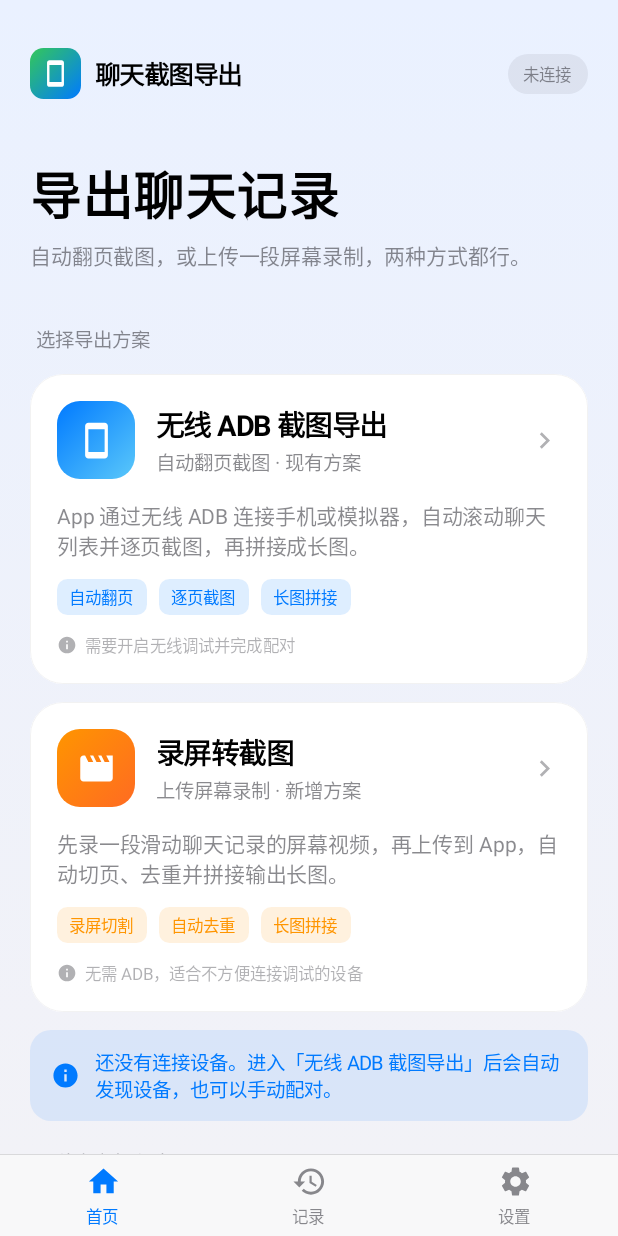
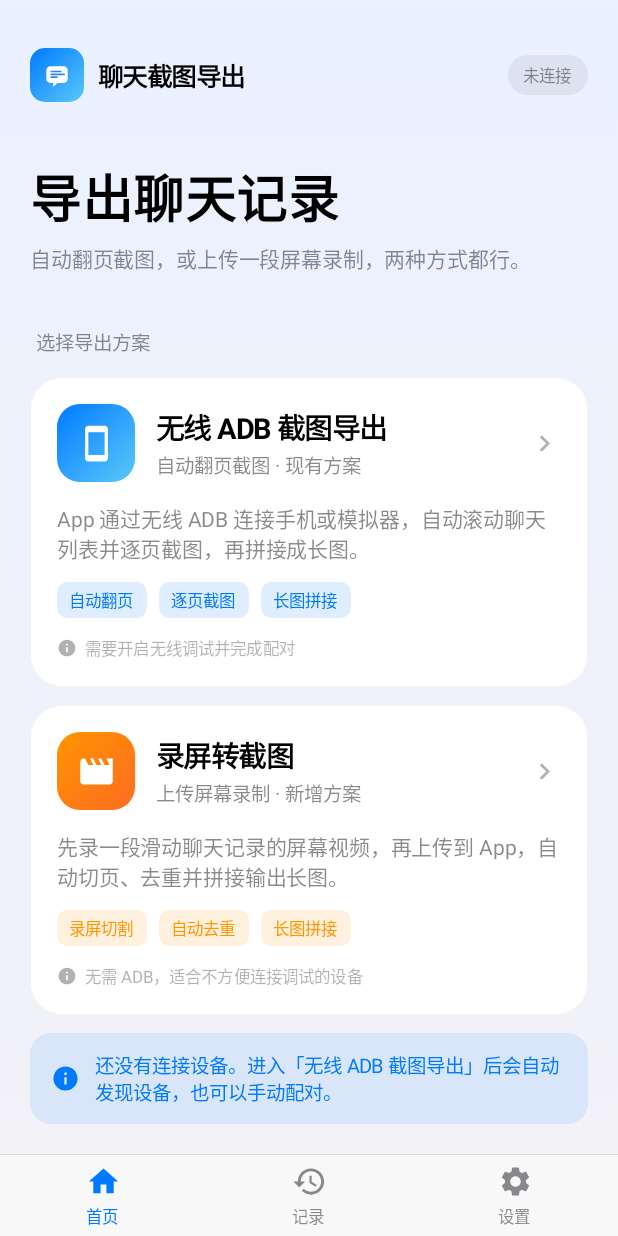
Before and after one commit to yueqiwu/wechat-shots, an Android app built with Jetpack Compose: the screen it shows after launch (MainActivity), on a phone screen of 412 x 824 dp. Run offline under Robolectric (Android 15) with nearby library versions, the phone set to English and light mode, and no system bars; libraries missing offline, so code that uses them is left out: io.github.muntashirakon.adb.

Commit message:
fix: 修复真机无线 ADB 配对端口识别（v1.1.1）
- 配对弹窗端口与无线调试主页连接端口分开识别，修复一加等机型把连接端口当配对端口导致的配对超时
- 配对成功后优先使用截图识别到的连接端口直连，减少对 mDNS 的依赖
- 重绘 iOS 风格应用图标（蓝青渐变 + 对话气泡）与应用内品牌标识
- 新增真机截图回归测试 PairingCodeParserRealScreenshotTest，单测 58 项全通过
- 官网与 version.json 更新到 1.1.1（versionCode 4）

```diff
--- a/wechat-shots-android/app/build.gradle.kts
+++ b/wechat-shots-android/app/build.gradle.kts
@@ -23,8 +23,8 @@ android {
         applicationId = "com.dsh.wechatshot"
         minSdk = 30
         targetSdk = 37
-        versionCode = 3
-        versionName = "1.1.0"
+        versionCode = 4
+        versionName = "1.1.1"
     }
 
     signingConfigs {
--- a/wechat-shots-android/app/src/main/java/com/dsh/wechatshot/ui/HomeScreen.kt
+++ b/wechat-shots-android/app/src/main/java/com/dsh/wechatshot/ui/HomeScreen.kt
@@ -1,5 +1,6 @@
 package com.dsh.wechatshot.ui
 
+import androidx.compose.foundation.Image
 import androidx.compose.foundation.background
 import androidx.compose.foundation.layout.Arrangement
 import androidx.compose.foundation.layout.Box
@@ -20,10 +21,12 @@ import androidx.compose.material.icons.filled.Smartphone
 import androidx.compose.material3.Icon
 import androidx.compose.material3.Text
 import androidx.compose.runtime.Composable
+import com.dsh.wechatshot.R
 import androidx.compose.ui.Alignment
 import androidx.compose.ui.Modifier
 import androidx.compose.ui.draw.clip
 import androidx.compose.ui.graphics.Brush
+import androidx.compose.ui.res.painterResource
 import androidx.compose.ui.unit.dp
 
 /** 首页：顶部品牌 + 大标题 + 两张方案卡片 + 选择说明。 */
@@ -43,16 +46,15 @@ fun HomeScreen(
         Row(verticalAlignment = Alignment.CenterVertically) {
             Box(
                 modifier = Modifier
-                    .size(34.dp)
-                    .clip(RoundedCornerShape(9.dp))
-                    .background(Brush.linearGradient(listOf(colors.green, colors.accent))),
+                    .size(36.dp)
+                    .clip(RoundedCornerShape(10.dp))
+                    .background(Brush.linearGradient(listOf(colors.accent, colors.accent2))),
                 contentAlignment = Alignment.Center,
             ) {
-                Icon(
-                    imageVector = Icons.Filled.Smartphone,
+                Image(
+                    painter = painterResource(R.drawable.ic_brand_mark),
                     contentDescription = null,
-                    tint = androidx.compose.ui.graphics.Color.White,
-                    modifier = Modifier.size(19.dp),
+                    modifier = Modifier.size(24.dp),
                 )
             }
             Spacer(modifier = Modifier.width(9.dp))
--- /dev/null
+++ b/wechat-shots-android/app/src/main/res/drawable/ic_brand_mark.xml
@@ -0,0 +1,20 @@
+<?xml version="1.0" encoding="utf-8"?>
+<!-- 应用内品牌标记：白色对话气泡 + 蓝色文字行（与桌面图标同款图形） -->
+<vector xmlns:android="http://schemas.android.com/apk/res/android"
+    android:width="108dp"
+    android:height="108dp"
+    android:viewportWidth="108"
+    android:viewportHeight="108">
+    <path
+        android:fillColor="#FFFFFF"
+        android:pathData="M34,28 H74 A12,12 0 0 1 86,40 V66 A12,12 0 0 1 74,78 H56 L42,90 V78 H34 A12,12 0 0 1 22,66 V40 A12,12 0 0 1 34,28 Z" />
+    <path
+        android:fillColor="#2E86FF"
+        android:pathData="M34,43.5 a2.5,2.5 0 0 1 2.5,-2.5 h29 a2.5,2.5 0 0 1 2.5,2.5 a2.5,2.5 0 0 1 -2.5,2.5 h-29 a2.5,2.5 0 0 1 -2.5,-2.5 z" />
+    <path
+        android:fillColor="#2E86FF"
+        android:pathData="M34,52 a2.5,2.5 0 0 1 2.5,-2.5 h39 a2.5,2.5 0 0 1 2.5,2.5 a2.5,2.5 0 0 1 -2.5,2.5 h-39 a2.5,2.5 0 0 1 -2.5,-2.5 z" />
+    <path
+        android:fillColor="#2E86FF"
+        android:pathData="M34,60.5 a2.5,2.5 0 0 1 2.5,-2.5 h17 a2.5,2.5 0 0 1 2.5,2.5 a2.5,2.5 0 0 1 -2.5,2.5 h-17 a2.5,2.5 0 0 1 -2.5,-2.5 z" />
+</vector>
--- a/wechat-shots-android/app/src/main/res/mipmap-anydpi-v26/ic_launcher.xml
+++ b/wechat-shots-android/app/src/main/res/mipmap-anydpi-v26/ic_launcher.xml
@@ -1,5 +1,6 @@
 <?xml version="1.0" encoding="utf-8"?>
 <adaptive-icon xmlns:android="http://schemas.android.com/apk/res/android">
-    <background android:drawable="@color/ic_launcher_background" />
+    <background android:drawable="@drawable/ic_launcher_background" />
     <foreground android:drawable="@drawable/ic_launcher_foreground" />
+    <monochrome android:drawable="@drawable/ic_launcher_monochrome" />
 </adaptive-icon>
--- a/wechat-shots-android/app/src/main/res/mipmap-anydpi-v26/ic_launcher_round.xml
+++ b/wechat-shots-android/app/src/main/res/mipmap-anydpi-v26/ic_launcher_round.xml
@@ -1,5 +1,6 @@
 <?xml version="1.0" encoding="utf-8"?>
 <adaptive-icon xmlns:android="http://schemas.android.com/apk/res/android">
-    <background android:drawable="@color/ic_launcher_background" />
+    <background android:drawable="@drawable/ic_launcher_background" />
     <foreground android:drawable="@drawable/ic_launcher_foreground" />
+    <monochrome android:drawable="@drawable/ic_launcher_monochrome" />
 </adaptive-icon>
--- a/wechat-shots-android/app/src/main/res/values/colors.xml
+++ b/wechat-shots-android/app/src/main/res/values/colors.xml
@@ -1,5 +1,7 @@
 <?xml version="1.0" encoding="utf-8"?>
+<!-- 启动/窗口底色（Compose 会再绘制渐变，这里避免启动瞬间闪白/闪黑） -->
 <resources>
-    <!-- iOS 风格启动/窗口底色（Compose 会再绘制渐变，这里避免启动瞬间闪白/闪黑） -->
     <color name="ios_background">#F2F2F7</color>
+    <!-- 自适应图标背景渐变的主色，用作旧图标/兼容兜底 -->
+    <color name="ic_launcher_background">#3D8BFF</color>
 </resources>
--- a/wechat-shots-android/app/src/main/res/values/ic_launcher_background.xml
+++ /dev/null
@@ -1,4 +0,0 @@
-<?xml version="1.0" encoding="utf-8"?>
-<resources>
-    <color name="ic_launcher_background">#0F766E</color>
-</resources>
```
Also changed, not shown: wechat-shots-android/app/src/main/java/com/dsh/wechatshot/adb/AdbManager.kt (+8 -0 lines), wechat-shots-android/app/src/main/java/com/dsh/wechatshot/adb/PairingCodeParser.kt (+84 -20 lines), wechat-shots-android/app/src/main/java/com/dsh/wechatshot/connection/AutoPairScreen.kt (+15 -8 lines), wechat-shots-android/app/src/main/res/drawable/ic_launcher_background.xml (added, +10 -0 lines), wechat-shots-android/app/src/main/res/drawable/ic_launcher_foreground.xml (+21 -18 lines), wechat-shots-android/app/src/main/res/drawable/ic_launcher_monochrome.xml (added, +11 -0 lines), 7 other files.
